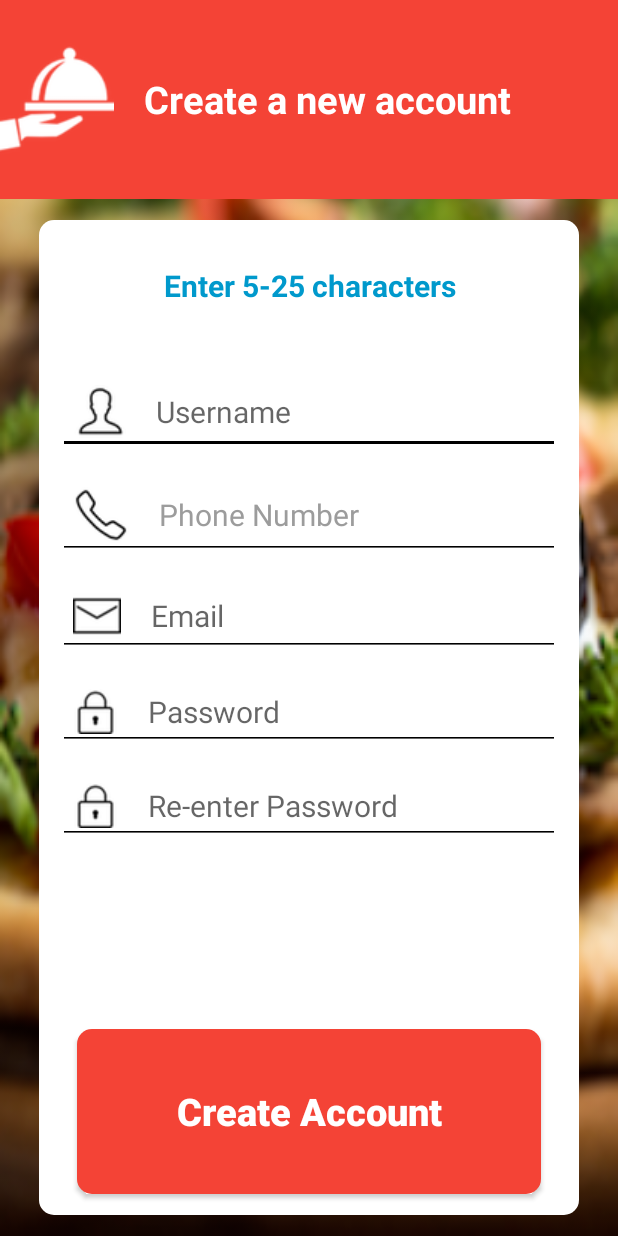
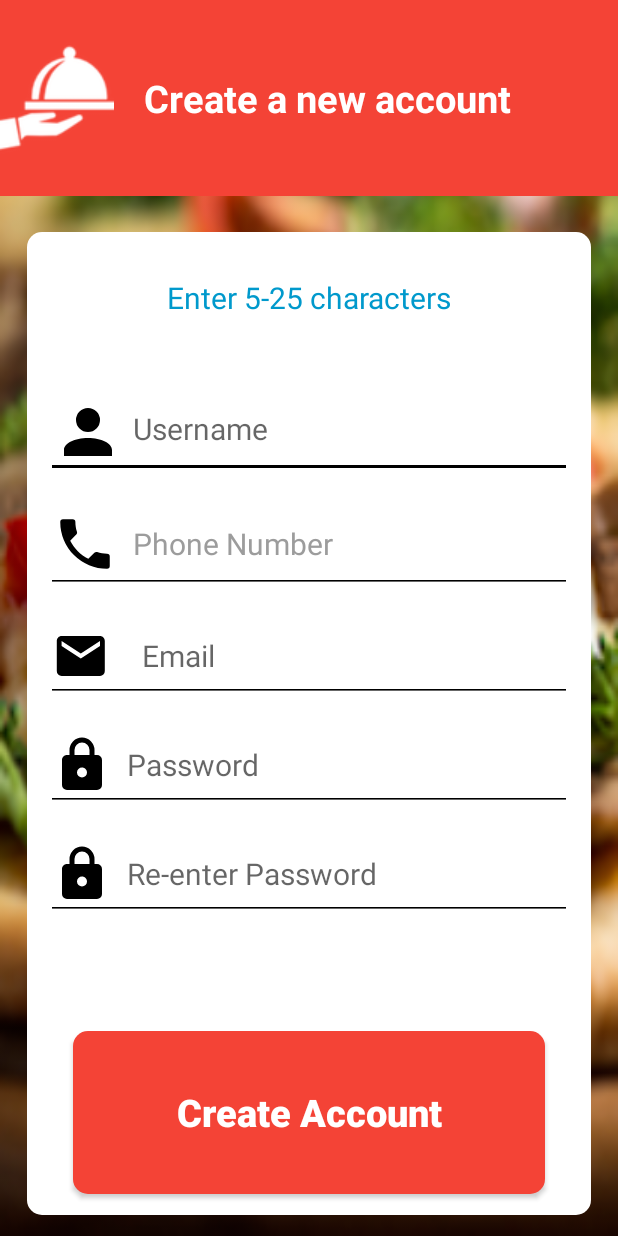
Before and after one commit to Ankitgarg891/OrderUpData, an Android app: the SignUpActivity screen opened directly, with no data from a screen before it, on a phone screen of 412 x 824 dp. Run offline under Robolectric (Android 15) with nearby library versions, the phone set to English and light mode, and no system bars; our stand-ins replace Firebase (no records; nobody signed in at launch, a user with empty details on screens opened directly).

Commit message:
8/10/17 - 5 : 24 pm

```diff
--- a/app/src/main/java/com/example/food/orderup/SignUpActivity.java
+++ b/app/src/main/java/com/example/food/orderup/SignUpActivity.java
@@ -92,7 +92,7 @@ public class SignUpActivity extends AppCompatActivity implements View.OnFocusCha
                 if (true == validate()) {
 
                     error_details.setTextColor(Color.parseColor("#ff0099cc"));
-                    error_details.setText("Creating account...");
+                    error_details.setText("Creating user_icon...");
                     Toast.makeText(SignUpActivity.this, "Please Wait", Toast.LENGTH_LONG).show();
 
                     String email = new_email.getText().toString();
--- /dev/null
+++ b/app/src/main/res/drawable/email_icon.xml
@@ -0,0 +1,8 @@
+<?xml version="1.0" encoding="utf-8"?>
+<vector xmlns:android="http://schemas.android.com/apk/res/android"
+    android:height="40dp"
+    android:width="40dp"
+    android:viewportWidth="25"
+    android:viewportHeight="24">
+    <path android:fillColor="#000" android:pathData="M20,8L12,13L4,8V6L12,11L20,6M20,4H4C2.89,4 2,4.89 2,6V18A2,2 0 0,0 4,20H20A2,2 0 0,0 22,18V6C22,4.89 21.1,4 20,4Z" />
+</vector>
--- /dev/null
+++ b/app/src/main/res/drawable/lock_icon.xml
@@ -0,0 +1,8 @@
+<?xml version="1.0" encoding="utf-8"?>
+<vector xmlns:android="http://schemas.android.com/apk/res/android"
+    android:height="40dp"
+    android:width="40dp"
+    android:viewportWidth="24"
+    android:viewportHeight="24">
+    <path android:fillColor="#000" android:pathData="M12,17A2,2 0 0,0 14,15C14,13.89 13.1,13 12,13A2,2 0 0,0 10,15A2,2 0 0,0 12,17M18,8A2,2 0 0,1 20,10V20A2,2 0 0,1 18,22H6A2,2 0 0,1 4,20V10C4,8.89 4.9,8 6,8H7V6A5,5 0 0,1 12,1A5,5 0 0,1 17,6V8H18M12,3A3,3 0 0,0 9,6V8H15V6A3,3 0 0,0 12,3Z" />
+</vector>
--- /dev/null
+++ b/app/src/main/res/drawable/phone_icon.xml
@@ -0,0 +1,8 @@
+<?xml version="1.0" encoding="utf-8"?>
+<vector xmlns:android="http://schemas.android.com/apk/res/android"
+    android:height="44dp"
+    android:width="44dp"
+    android:viewportWidth="24"
+    android:viewportHeight="24">
+    <path android:fillColor="#000" android:pathData="M6.62,10.79C8.06,13.62 10.38,15.94 13.21,17.38L15.41,15.18C15.69,14.9 16.08,14.82 16.43,14.93C17.55,15.3 18.75,15.5 20,15.5A1,1 0 0,1 21,16.5V20A1,1 0 0,1 20,21A17,17 0 0,1 3,4A1,1 0 0,1 4,3H7.5A1,1 0 0,1 8.5,4C8.5,5.25 8.7,6.45 9.07,7.57C9.18,7.92 9.1,8.31 8.82,8.59L6.62,10.79Z" />
+</vector>
--- /dev/null
+++ b/app/src/main/res/drawable/user_icon.xml
@@ -0,0 +1,8 @@
+<?xml version="1.0" encoding="utf-8"?>
+<vector xmlns:android="http://schemas.android.com/apk/res/android"
+    android:height="44dp"
+    android:width="44dp"
+    android:viewportWidth="22"
+    android:viewportHeight="22">
+    <path android:fillColor="#000" android:pathData="M12,4A4,4 0 0,1 16,8A4,4 0 0,1 12,12A4,4 0 0,1 8,8A4,4 0 0,1 12,4M12,14C16.42,14 20,15.79 20,18V20H4V18C4,15.79 7.58,14 12,14Z" />
+</vector>
--- a/app/src/main/res/layout/activity_login.xml
+++ b/app/src/main/res/layout/activity_login.xml
@@ -25,7 +25,7 @@
             android:layout_marginBottom="10dp"
             android:layout_weight="3.5"
             android:background="@drawable/button_cornor_white"
-            android:backgroundTint="@color/black_trans"
+            android:backgroundTint="@android:color/black"
             android:drawableLeft="@drawable/tray"
             android:drawableTint="@android:color/white"
             android:gravity="center"
@@ -63,12 +63,10 @@
                 android:layout_margin="5dp"
                 android:layout_weight="1"
                 android:backgroundTint="@android:color/black"
-                android:drawableLeft="@drawable/user"
+                android:drawableLeft="@drawable/email_icon"
                 android:drawablePadding="10dp"
-                android:drawableTint="@color/black_trans"
                 android:hint="Email"
                 android:inputType="textPersonName"
-                android:paddingLeft="10dp"
                 android:textColor="@android:color/black"
                 android:textSize="21sp" />
 
@@ -76,15 +74,13 @@
                 android:id="@+id/password"
                 android:layout_width="match_parent"
                 android:layout_height="0dp"
-                android:layout_margin="10dp"
+                android:layout_margin="5dp"
                 android:layout_weight="1"
                 android:backgroundTint="@android:color/black"
-                android:drawableLeft="@drawable/lock"
+                android:drawableLeft="@drawable/lock_icon"
                 android:drawablePadding="10dp"
-                android:drawableTint="@color/black_trans"
                 android:hint="Password"
                 android:inputType="textPassword"
-                android:paddingLeft="10dp"
                 android:textColor="@android:color/black"
                 android:textSize="21sp" />
 
--- a/app/src/main/res/layout/activity_sign_up.xml
+++ b/app/src/main/res/layout/activity_sign_up.xml
@@ -34,9 +34,9 @@
             android:layout_width="match_parent"
             android:layout_height="0dp"
             android:layout_marginBottom="14dp"
-            android:layout_marginLeft="26dp"
-            android:layout_marginRight="26dp"
-            android:layout_marginTop="14dp"
+            android:layout_marginLeft="18dp"
+            android:layout_marginRight="18dp"
+            android:layout_marginTop="24dp"
             android:layout_weight="10"
             android:background="@drawable/button_cornor_white"
             android:backgroundTint="@android:color/white"
@@ -54,8 +54,7 @@
                 android:padding="5dp"
                 android:text="Fill your details below "
                 android:textColor="@android:color/holo_blue_dark"
-                android:textSize="20sp"
-                android:textStyle="bold" />
+                android:textSize="20sp" />
 
             <ScrollView
                 android:layout_width="match_parent"
@@ -79,11 +78,10 @@
                         android:layout_marginTop="12dp"
                         android:layout_weight="3.5"
                         android:backgroundTint="@android:color/black"
-                        android:drawableLeft="@drawable/user"
-                        android:drawablePadding="20dp"
+                        android:drawableLeft="@drawable/user_icon"
+                        android:drawablePadding="10dp"
                         android:hint="Username"
                         android:inputType="textPersonName"
-                        android:paddingLeft="10dp"
                         android:textColor="@android:color/black"
                         android:textSize="20sp" />
 
@@ -96,11 +94,10 @@
                         android:layout_marginTop="12dp"
                         android:layout_weight="3.5"
                         android:backgroundTint="@android:color/black"
-                        android:drawableLeft="@drawable/phone"
-                        android:drawablePadding="20dp"
+                        android:drawableLeft="@drawable/phone_icon"
+                        android:drawablePadding="10dp"
                         android:hint="Phone Number"
                         android:inputType="phone|textPhonetic"
-                        android:paddingLeft="10dp"
                         android:textColor="@android:color/black"
                         android:textColorHint="@color/grey"
                         android:textSize="20sp" />
@@ -114,11 +111,10 @@
                         android:layout_marginTop="12dp"
                         android:layout_weight="3.5"
                         android:backgroundTint="@android:color/black"
-                        android:drawableLeft="@drawable/mail"
+                        android:drawableLeft="@drawable/email_icon"
                         android:drawablePadding="20dp"
                         android:hint="Email"
                         android:inputType="textEmailAddress"
-                        android:paddingLeft="10dp"
                         android:textColor="@android:color/black"
                         android:textSize="20sp" />
 
@@ -131,11 +127,10 @@
                         android:layout_marginTop="12dp"
                         android:layout_weight="3.5"
                         android:backgroundTint="@android:color/black"
-                        android:drawableLeft="@drawable/lock"
-                        android:drawablePadding="20dp"
+                        android:drawableLeft="@drawable/lock_icon"
+                        android:drawablePadding="10dp"
                         android:hint="Password"
                         android:inputType="textPassword"
-                        android:paddingLeft="10dp"
                         android:textColor="@android:color/black"
                         android:textSize="20sp" />
 
@@ -148,11 +143,10 @@
                         android:layout_marginTop="12dp"
                         android:layout_weight="3.5"
                         android:backgroundTint="@android:color/black"
-                        android:drawableLeft="@drawable/lock"
-                        android:drawablePadding="20dp"
+                        android:drawableLeft="@drawable/lock_icon"
+                        android:drawablePadding="10dp"
                         android:hint="Re-enter Password"
                         android:inputType="textPassword"
-                        android:paddingLeft="10dp"
                         android:textColor="@android:color/black"
                         android:textSize="20sp" />
 
@@ -164,8 +158,8 @@
                 android:layout_width="match_parent"
                 android:layout_height="0dp"
                 android:layout_marginBottom="10dp"
-                android:layout_marginLeft="20dp"
-                android:layout_marginRight="20dp"
+                android:layout_marginLeft="25dp"
+                android:layout_marginRight="25dp"
                 android:layout_marginTop="10dp"
                 android:layout_weight="3.1"
                 android:background="@drawable/button_cornor_white"
```
Also changed, not shown: app/src/main/res/drawable/lock.png (deleted), app/src/main/res/drawable/mail.png (deleted), app/src/main/res/drawable/phone.png (deleted), app/src/main/res/drawable/user.png (deleted).
